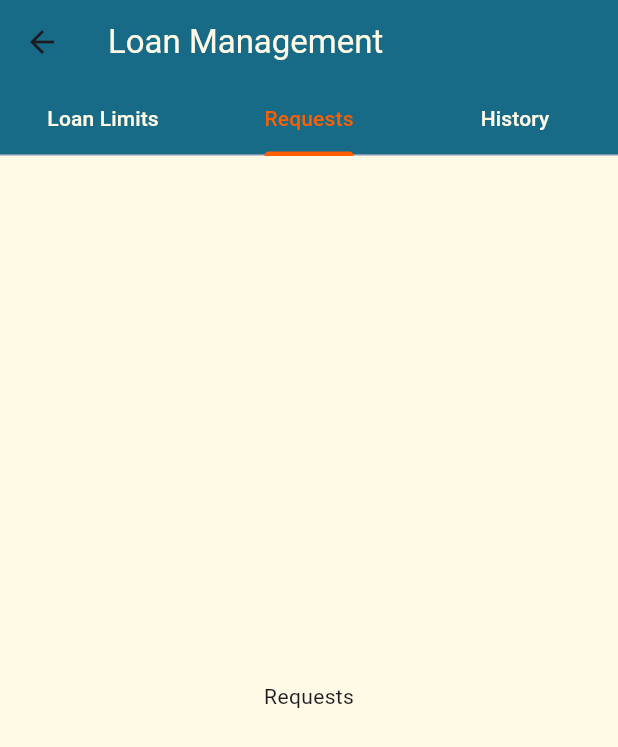
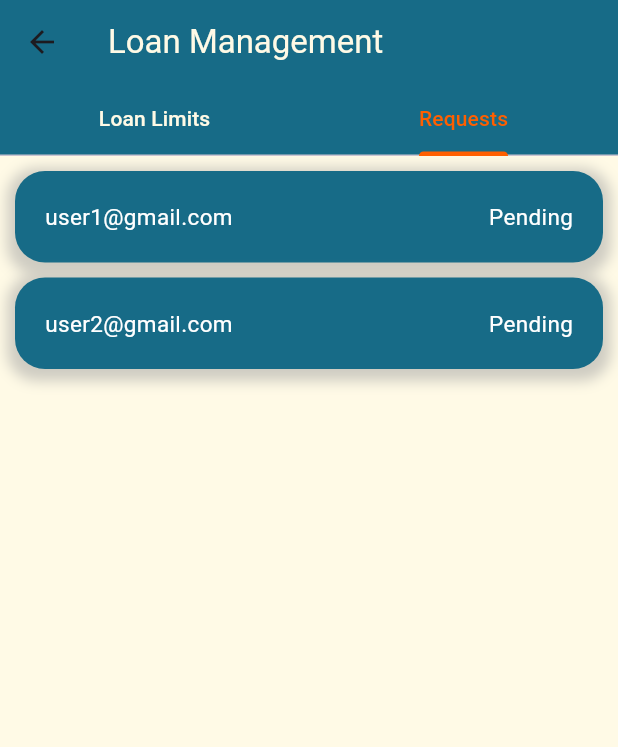
Before and after one commit to gmulonga/quicloan, a Flutter app: the LoanManagement screen opened directly, tab 2 chosen, on a phone screen of 412 x 824 dp. Shown: the top 747 px of the screen. Run offline on Flutter 3.47's test engine with Material 3 defaults, Android fonts, the phone set to English and light mode, and no system bars.

Commit message:
build: adding the loan request screen

```diff
--- a/lib/Components/InfoDialog.dart
+++ b/lib/Components/InfoDialog.dart
@@ -27,7 +27,7 @@ void showLoanDetailsDialog(BuildContext context, String loanAmount,
               style: TextButton.styleFrom(
                 textStyle: Theme.of(context).textTheme.labelLarge,
               ),
-              child: const Text('Close', style: kDarkThemeText),
+              child: Text('Close', style: kDarkThemeText),
               onPressed: () {
                 Navigator.of(context).pop();
               },
@@ -36,7 +36,7 @@ void showLoanDetailsDialog(BuildContext context, String loanAmount,
               style: TextButton.styleFrom(
                 textStyle: Theme.of(context).textTheme.labelLarge,
               ),
-              child: const Text('Delete', style: TextStyle(color: Colors.red)),
+              child: Text('Delete', style: TextStyle(color: kOrange)),
               onPressed: () {
                 Navigator.of(context).pop();
               },
--- a/lib/Components/ReusableTile.dart
+++ b/lib/Components/ReusableTile.dart
@@ -4,12 +4,12 @@ import 'package:animations/animations.dart';
 
 class ReusableTile extends StatelessWidget {
   ReusableTile({
-    required this.date,
+    required this.label,
     required this.status,
     required this.onButtonPressed,
   });
 
-  final String date;
+  final String label;
   final String status;
   final void Function() onButtonPressed;
 
@@ -42,7 +42,7 @@ class ReusableTile extends StatelessWidget {
                     Padding(
                       padding: EdgeInsets.symmetric(horizontal: 5, vertical: 5),
                       child: Text(
-                        date,
+                        label,
                         style: kDarkThemeText,
                       ),
                     ),
--- a/lib/Screens/Admin/LoanManagement.dart
+++ b/lib/Screens/Admin/LoanManagement.dart
@@ -3,6 +3,8 @@ import 'package:quicloan/Constants.dart';
 import 'package:quicloan/Components/InputField.dart';
 import 'package:quicloan/Components/MessageHandler.dart';
 import 'package:quicloan/Components/CustomButton.dart';
+import 'package:quicloan/Components/ReusableTile.dart';
+import 'package:quicloan/Components/InfoDialog.dart';
 
 class LoanManagement extends StatefulWidget {
   @override
@@ -16,7 +18,7 @@ class _LoanManagementState extends State<LoanManagement> {
   @override
   Widget build(BuildContext context) {
     return DefaultTabController(
-      length: 3,
+      length: 2,
       initialIndex: 0,
       child: Scaffold(
         backgroundColor: kCream,
@@ -36,9 +38,6 @@ class _LoanManagementState extends State<LoanManagement> {
               ),
               Tab(
                 text: 'Requests',
-              ),
-              Tab(
-                text: 'History',
               ),
             ],
           ),
@@ -83,11 +82,23 @@ class _LoanManagementState extends State<LoanManagement> {
                 )
               ],
             ),
-            Center(
-              child: Text("Requests"),
-            ),
-            Center(
-              child: Text("History"),
+            Column(
+              children: [
+                ReusableTile(
+                  label: 'user1@gmail.com',
+                  status: 'Pending',
+                  onButtonPressed: () {
+                    showLoanDetailsDialog(context, '2,000', '15%', '60 days');
+                  },
+                ),
+                ReusableTile(
+                  label: 'user2@gmail.com',
+                  status: 'Pending',
+                  onButtonPressed: () {
+                    showLoanDetailsDialog(context, '2,000', '15%', '60 days');
+                  },
+                ),
+              ],
             ),
           ],
         ),
--- a/lib/Screens/Client/LoanHistory.dart
+++ b/lib/Screens/Client/LoanHistory.dart
@@ -25,21 +25,21 @@ class _LoanHistoryState extends State<LoanHistory> {
         child: ListView(
           children: [
             ReusableTile(
-              date: '10/07/2024',
+              label: '10/07/2024',
               status: 'Pending',
               onButtonPressed: () {
                 showLoanDetailsDialog(context, '2,000', '15%', '60 days');
               },
             ),
             ReusableTile(
-              date: '10/07/2024',
+              label: '10/07/2024',
               status: 'Active',
               onButtonPressed: () {
                 showLoanDetailsDialog(context, '5,000', '15%', '30 days');
               },
             ),
             ReusableTile(
-              date: '10/07/2024',
+              label: '10/07/2024',
               status: 'Completed',
               onButtonPressed: () {
                 showLoanDetailsDialog(context, '8,000', '15%', '40 days');
```
